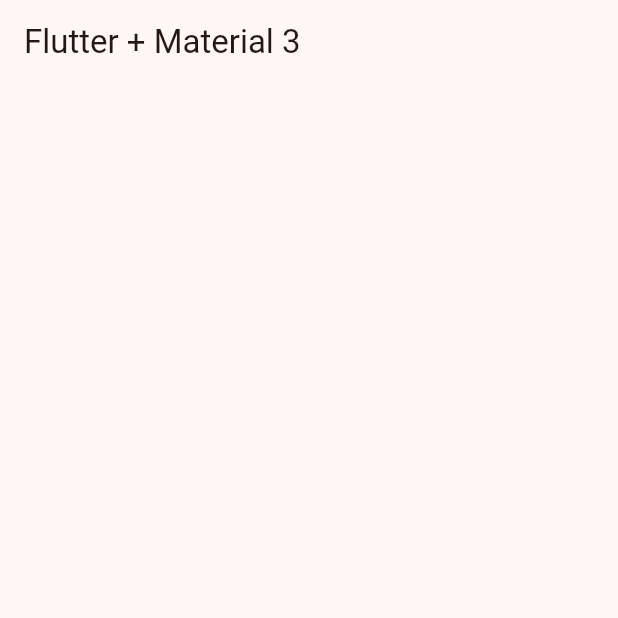
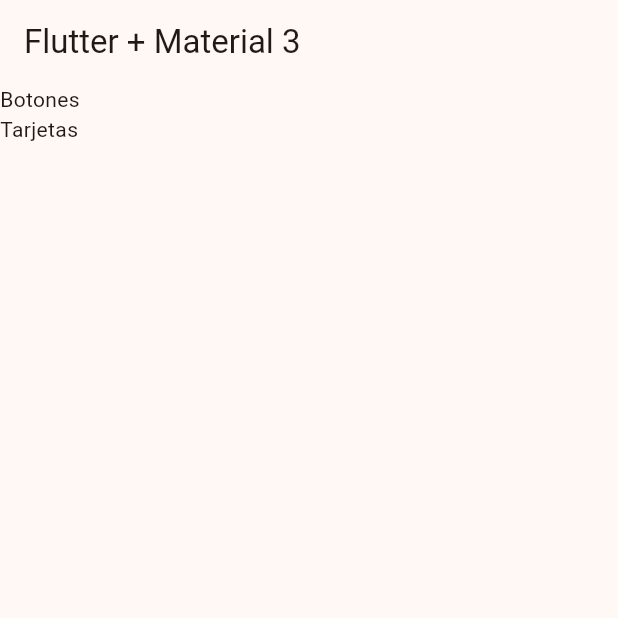
Before and after one commit to ju-lienz/widgets_app, a Flutter app: the screen it shows after launch, on a phone screen of 412 x 824 dp, the top half of it. Run offline on Flutter 3.47's test engine with Material 3 defaults, Android fonts, the phone set to English and light mode, and no system bars.

Commit message:
feat: display MenuItems on screen

```diff
--- a/lib/config/menu/menu_items.dart
+++ b/lib/config/menu/menu_items.dart
@@ -2,26 +2,26 @@
 import 'package:flutter/material.dart'
     show IconData, Icons; // Brings only [IconData] and [Icons] of the package
 
-class MenuItem {
+class MenuItems {
   final String title;
   final String subTitle;
   final String link;
   final IconData icon;
 
-  const MenuItem(
+  const MenuItems(
       {required this.title,
       required this.subTitle,
       required this.link,
       required this.icon});
 }
 
-const appMenuItems = <MenuItem>[
-  MenuItem(
+const appMenuItems = <MenuItems>[
+  MenuItems(
       title: 'Botones',
       subTitle: 'Varios botones en Flutter',
       link: '/buttons',
       icon: Icons.smart_button_outlined),
-  MenuItem(
+  MenuItems(
       title: 'Tarjetas',
       subTitle: 'Un contenedor estilizado',
       link: '/card',
--- a/lib/presentation/screens/home/home_screen.dart
+++ b/lib/presentation/screens/home/home_screen.dart
@@ -1,4 +1,5 @@
 import 'package:flutter/material.dart';
+import 'package:widgets_app/config/menu/menu_items.dart';
 
 class HomeScreen extends StatelessWidget {
   const HomeScreen({super.key});
@@ -9,6 +10,23 @@ class HomeScreen extends StatelessWidget {
       appBar: AppBar(
         title: const Text('Flutter + Material 3'),
       ),
+      body: const _HomeView(),
     );
   }
 }
+
+class _HomeView extends StatelessWidget {
+  const _HomeView();
+
+  final List<MenuItems> menuItem = appMenuItems;
+
+  @override
+  Widget build(BuildContext context) {
+    return ListView.builder(
+      itemCount: appMenuItems.length,
+      itemBuilder: (BuildContext context, int index) {
+        return Text(menuItem[index].title);
+      },
+    );
+  }
+}
```
